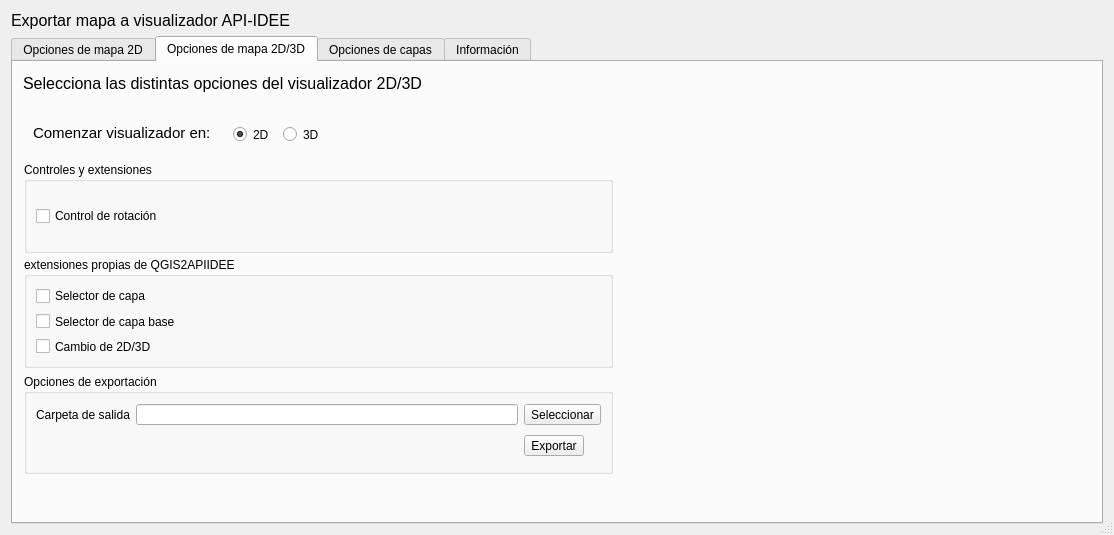
IngenieroGeomatico/QGIS2API-IDEE, file qgis2apiidee/QGIS2APIIDEE_dialog_base.ui: the form before one commit.
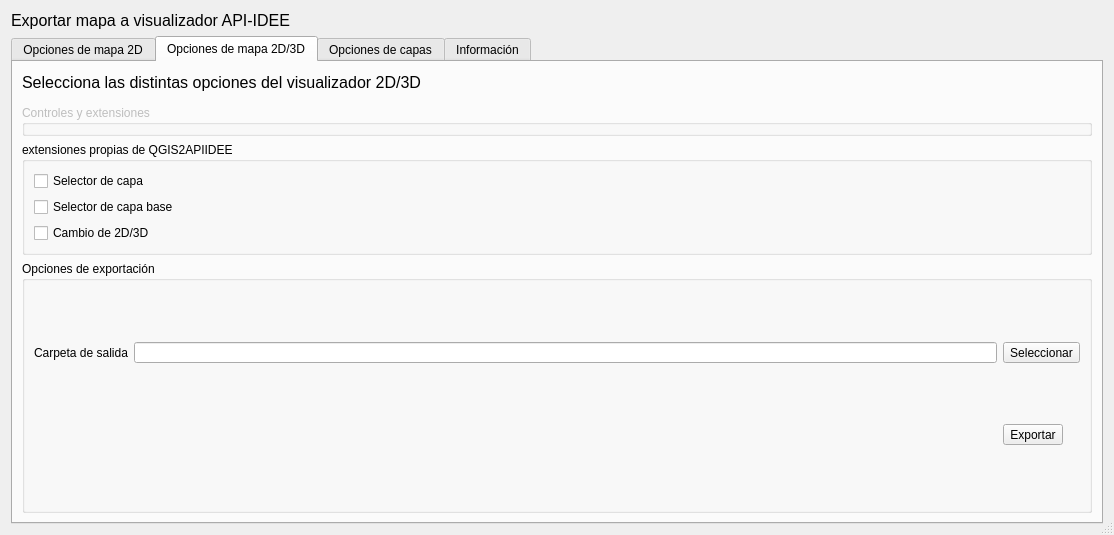
The form after the commit. Custom widgets are drawn as their Qt base class.

```diff
--- a/qgis2apiidee/QGIS2APIIDEE_dialog_base.ui
+++ b/qgis2apiidee/QGIS2APIIDEE_dialog_base.ui
@@ -12,8 +12,8 @@
    <rect>
     <x>0</x>
     <y>0</y>
-    <width>647</width>
-    <height>506</height>
+    <width>761</width>
+    <height>507</height>
    </rect>
   </property>
   <property name="sizePolicy">
@@ -37,7 +37,7 @@
   <property name="modal">
    <bool>true</bool>
   </property>
-  <layout class="QGridLayout" name="gridLayout">
+  <layout class="QGridLayout" name="gridLayout_7">
    <item row="0" column="0">
     <widget class="QLabel" name="label">
      <property name="sizePolicy">
@@ -346,44 +346,169 @@
       <attribute name="title">
        <string>Opciones de mapa 2D/3D</string>
       </attribute>
+      <layout class="QGridLayout" name="gridLayout_13">
+       <item row="0" column="0">
+        <widget class="QLabel" name="label_6">
+         <property name="sizePolicy">
+          <sizepolicy hsizetype="Fixed" vsizetype="Preferred">
+           <horstretch>0</horstretch>
+           <verstretch>0</verstretch>
+          </sizepolicy>
+         </property>
+         <property name="minimumSize">
+          <size>
+           <width>411</width>
+           <height>22</height>
+          </size>
+         </property>
+         <property name="maximumSize">
+          <size>
+           <width>411</width>
+           <height>22</height>
+          </size>
+         </property>
+         <property name="font">
+          <font>
+           <pointsize>12</pointsize>
+           <strikeout>false</strikeout>
+           <kerning>true</kerning>
+          </font>
+         </property>
+         <property name="text">
+          <string>Selecciona las distintas opciones del visualizador 2D/3D</string>
+         </property>
+        </widget>
+       </item>
+       <item row="1" column="0">
+        <widget class="QFrame" name="frame">
+         <property name="frameShape">
+          <enum>QFrame::StyledPanel</enum>
+         </property>
+         <property name="frameShadow">
+          <enum>QFrame::Raised</enum>
+         </property>
+         <widget class="QRadioButton" name="radioButton_2D">
+          <property name="geometry">
+           <rect>
+            <x>186</x>
+            <y>10</y>
+            <width>45</width>
+            <height>25</height>
+           </rect>
+          </property>
+          <property name="text">
+           <string>2D</string>
+          </property>
+          <property name="checked">
+           <bool>true</bool>
+          </property>
+          <attribute name="buttonGroup">
+           <string notr="true">buttonGroup</string>
+          </attribute>
+         </widget>
+         <widget class="QLabel" name="label_7">
+          <property name="geometry">
+           <rect>
+            <x>10</x>
+            <y>10</y>
+            <width>172</width>
+            <height>22</height>
+           </rect>
+          </property>
+          <property name="sizePolicy">
+           <sizepolicy hsizetype="Ignored" vsizetype="Ignored">
+            <horstretch>0</horstretch>
+            <verstretch>0</verstretch>
+           </sizepolicy>
+          </property>
+          <property name="minimumSize">
+           <size>
+            <width>0</width>
+            <height>0</height>
+           </size>
+          </property>
+          <property name="maximumSize">
+           <size>
+            <width>411</width>
+            <height>22</height>
+           </size>
+          </property>
+          <property name="font">
+           <font>
+            <pointsize>11</pointsize>
+            <strikeout>false</strikeout>
+            <kerning>true</kerning>
+           </font>
+          </property>
+          <property name="text">
+           <string>Comenzar visualizador en: </string>
+          </property>
+         </widget>
+         <widget class="QRadioButton" name="radioButton_3D">
+          <property name="geometry">
+           <rect>
+            <x>235</x>
+            <y>10</y>
+            <width>43</width>
+            <height>25</height>
+           </rect>
+          </property>
+          <property name="sizePolicy">
+           <sizepolicy hsizetype="Ignored" vsizetype="Ignored">
+            <horstretch>0</horstretch>
+            <verstretch>0</verstretch>
+           </sizepolicy>
+          </property>
+          <property name="text">
+           <string>3D</string>
+          </property>
+          <attribute name="buttonGroup">
+           <string notr="true">buttonGroup</string>
+          </attribute>
+         </widget>
+        </widget>
+       </item>
+       <item row="2" column="0">
+        <layout class="QVBoxLayout" name="verticalLayout">
+         <item>
       <widget class="QgsCollapsibleGroupBox" name="mGroupBox_4">
        <property name="enabled">
-        <bool>true</bool>
-       </property>
-       <property name="geometry">
-        <rect>
-         <x>11</x>
-         <y>100</y>
-         <width>589</width>
-         <height>91</height>
-        </rect>
+            <bool>false</bool>
        </property>
        <property name="title">
         <string>Controles y extensiones</string>
        </property>
-       <layout class="QGridLayout" name="gridLayout_7">
-        <item row="0" column="0">
          <widget class="QCheckBox" name="checkBox_Rotacion_2">
+            <property name="enabled">
+             <bool>false</bool>
+            </property>
+            <property name="geometry">
+             <rect>
+              <x>12</x>
+              <y>34</y>
+              <width>422</width>
+              <height>25</height>
+             </rect>
+            </property>
           <property name="text">
-           <string>Control de rotación</string>
-          </property>
-         </widget>
-        </item>
-       </layout>
-      </widget>
+             <string>Actualmente no hay ningún control o extensión compatible</string>
+            </property>
+           </widget>
+          </widget>
+         </item>
+         <item>
       <widget class="QgsCollapsibleGroupBox" name="mGroupBox_5">
-       <property name="geometry">
-        <rect>
-         <x>11</x>
-         <y>195</y>
-         <width>589</width>
-         <height>111</height>
-        </rect>
-       </property>
        <property name="title">
         <string>extensiones propias de QGIS2APIIDEE</string>
        </property>
        <layout class="QGridLayout" name="gridLayout_8">
+            <item row="2" column="0">
+             <widget class="QCheckBox" name="checkBox_2">
+              <property name="text">
+               <string>Cambio de 2D/3D</string>
+              </property>
+             </widget>
+            </item>
         <item row="0" column="0">
          <widget class="QCheckBox" name="checkBox_selectorCapa_2">
           <property name="text">
@@ -398,24 +523,11 @@
           </property>
          </widget>
         </item>
-        <item row="2" column="0">
-         <widget class="QCheckBox" name="checkBox_2">
-          <property name="text">
-           <string>Cambio de 2D/3D</string>
-          </property>
-         </widget>
-        </item>
-       </layout>
-      </widget>
+           </layout>
+          </widget>
+         </item>
+         <item>
       <widget class="QgsCollapsibleGroupBox" name="mGroupBox_6">
-       <property name="geometry">
-        <rect>
-         <x>11</x>
-         <y>312</y>
-         <width>589</width>
-         <height>100</height>
-        </rect>
-       </property>
        <property name="sizePolicy">
         <sizepolicy hsizetype="Expanding" vsizetype="Expanding">
          <horstretch>0</horstretch>
@@ -441,6 +553,19 @@
         <bool>true</bool>
        </property>
        <layout class="QGridLayout" name="gridLayout_12">
+            <item row="1" column="2">
+             <widget class="QToolButton" name="toolButton_ExportMap_2">
+              <property name="sizePolicy">
+               <sizepolicy hsizetype="Fixed" vsizetype="Fixed">
+                <horstretch>0</horstretch>
+                <verstretch>0</verstretch>
+               </sizepolicy>
+              </property>
+              <property name="text">
+               <string>Exportar</string>
+              </property>
+             </widget>
+            </item>
         <item row="0" column="0">
          <widget class="QLabel" name="label_5">
           <property name="sizePolicy">
@@ -454,25 +579,6 @@
           </property>
          </widget>
         </item>
-        <item row="0" column="1">
-         <widget class="QLineEdit" name="lineEdit_Folder_2">
-          <property name="sizePolicy">
-           <sizepolicy hsizetype="Ignored" vsizetype="Ignored">
-            <horstretch>0</horstretch>
-            <verstretch>0</verstretch>
-           </sizepolicy>
-          </property>
-          <property name="minimumSize">
-           <size>
-            <width>0</width>
-            <height>0</height>
-           </size>
-          </property>
-          <property name="text">
-           <string/>
-          </property>
-         </widget>
-        </item>
         <item row="0" column="2">
          <widget class="QToolButton" name="toolButtonSelectFolder_2">
           <property name="sizePolicy">
@@ -486,6 +592,25 @@
           </property>
          </widget>
         </item>
+            <item row="0" column="1">
+             <widget class="QLineEdit" name="lineEdit_Folder_2">
+              <property name="sizePolicy">
+               <sizepolicy hsizetype="Ignored" vsizetype="Ignored">
+                <horstretch>0</horstretch>
+                <verstretch>0</verstretch>
+               </sizepolicy>
+              </property>
+              <property name="minimumSize">
+               <size>
+                <width>0</width>
+                <height>0</height>
+               </size>
+              </property>
+              <property name="text">
+               <string/>
+              </property>
+             </widget>
+            </item>
         <item row="1" column="0" colspan="2">
          <spacer name="horizontalSpacer_2">
           <property name="sizePolicy">
@@ -505,138 +630,12 @@
           </property>
          </spacer>
         </item>
-        <item row="1" column="2">
-         <widget class="QToolButton" name="toolButton_ExportMap_2">
-          <property name="sizePolicy">
-           <sizepolicy hsizetype="Fixed" vsizetype="Fixed">
-            <horstretch>0</horstretch>
-            <verstretch>0</verstretch>
-           </sizepolicy>
-          </property>
-          <property name="text">
-           <string>Exportar</string>
-          </property>
+           </layout>
          </widget>
         </item>
        </layout>
-      </widget>
-      <widget class="QLabel" name="label_6">
-       <property name="geometry">
-        <rect>
-         <x>10</x>
-         <y>10</y>
-         <width>411</width>
-         <height>22</height>
-        </rect>
-       </property>
-       <property name="sizePolicy">
-        <sizepolicy hsizetype="Fixed" vsizetype="Preferred">
-         <horstretch>0</horstretch>
-         <verstretch>0</verstretch>
-        </sizepolicy>
-       </property>
-       <property name="minimumSize">
-        <size>
-         <width>411</width>
-         <height>22</height>
-        </size>
-       </property>
-       <property name="maximumSize">
-        <size>
-         <width>411</width>
-         <height>22</height>
-        </size>
-       </property>
-       <property name="font">
-        <font>
-         <pointsize>12</pointsize>
-         <strikeout>false</strikeout>
-         <kerning>true</kerning>
-        </font>
-       </property>
-       <property name="text">
-        <string>Selecciona las distintas opciones del visualizador 2D/3D</string>
-       </property>
-      </widget>
-      <widget class="QRadioButton" name="radioButton">
-       <property name="geometry">
-        <rect>
-         <x>220</x>
-         <y>60</y>
-         <width>51</width>
-         <height>25</height>
-        </rect>
-       </property>
-       <property name="text">
-        <string>2D</string>
-       </property>
-       <property name="checked">
-        <bool>true</bool>
-       </property>
-       <attribute name="buttonGroup">
-        <string notr="true">buttonGroup</string>
-       </attribute>
-      </widget>
-      <widget class="QLabel" name="label_7">
-       <property name="geometry">
-        <rect>
-         <x>20</x>
-         <y>60</y>
-         <width>191</width>
-         <height>22</height>
-        </rect>
-       </property>
-       <property name="sizePolicy">
-        <sizepolicy hsizetype="Ignored" vsizetype="Ignored">
-         <horstretch>0</horstretch>
-         <verstretch>0</verstretch>
-        </sizepolicy>
-       </property>
-       <property name="minimumSize">
-        <size>
-         <width>0</width>
-         <height>0</height>
-        </size>
-       </property>
-       <property name="maximumSize">
-        <size>
-         <width>411</width>
-         <height>22</height>
-        </size>
-       </property>
-       <property name="font">
-        <font>
-         <pointsize>11</pointsize>
-         <strikeout>false</strikeout>
-         <kerning>true</kerning>
-        </font>
-       </property>
-       <property name="text">
-        <string>Comenzar visualizador en: </string>
-       </property>
-      </widget>
-      <widget class="QRadioButton" name="radioButton_2">
-       <property name="geometry">
-        <rect>
-         <x>270</x>
-         <y>60</y>
-         <width>41</width>
-         <height>25</height>
-        </rect>
-       </property>
-       <property name="sizePolicy">
-        <sizepolicy hsizetype="Ignored" vsizetype="Ignored">
-         <horstretch>0</horstretch>
-         <verstretch>0</verstretch>
-        </sizepolicy>
-       </property>
-       <property name="text">
-        <string>3D</string>
-       </property>
-       <attribute name="buttonGroup">
-        <string notr="true">buttonGroup</string>
-       </attribute>
-      </widget>
+       </item>
+      </layout>
      </widget>
      <widget class="QWidget" name="tab_opcionesCapa">
       <property name="minimumSize">
```
Lines whose indentation alone changed are shown as unchanged.
